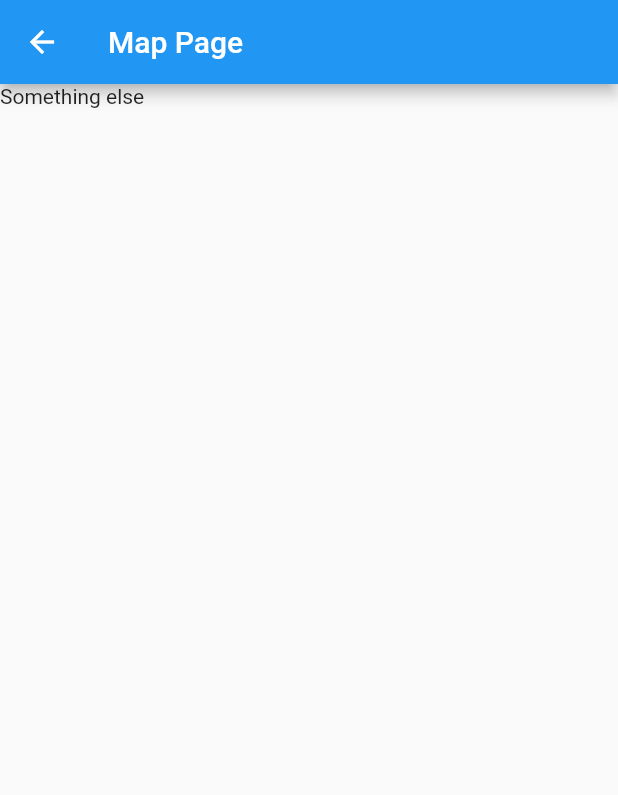
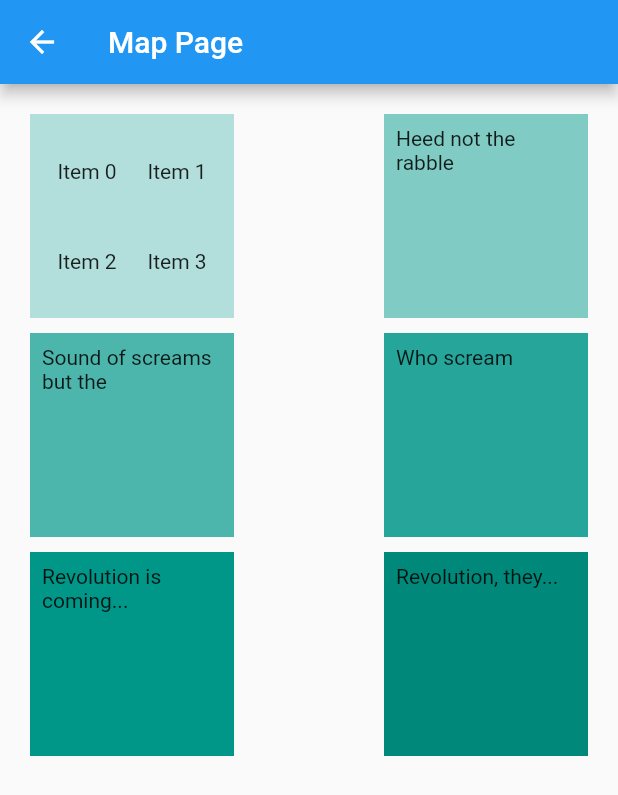
Before and after one commit to txconvergent/f19-sus-green, a Flutter app: the SubPage screen opened directly, on a phone screen of 412 x 824 dp. Shown: the top 795 px of the screen. Run offline on Flutter 3.47's test engine with Material 2 defaults, Android fonts, the phone set to English and light mode, and no system bars.

Commit message:
adding GridView to second page
added gridview to the secondary page, which can eventually represent lots. includes experimenting w different types of grids

```diff
--- a/lib/main.dart
+++ b/lib/main.dart
@@ -1,4 +1,5 @@
 import 'package:flutter/material.dart';
+
 void main() => runApp(App());
 class App extends StatelessWidget {
   @override
@@ -47,7 +48,7 @@
       appBar: new AppBar(
         title: new Text("Map Page"),
       ),
-      body: new Text("Something else"),
+      body: grid(),
     );
   }
 }
@@ -59,3 +60,66 @@
               builder: (context) => SubPage(),
             ));
       }
+
+  class grid1 extends StatelessWidget{
+    Widget build (BuildContext context){
+      return new GridView.count(
+  // Create a grid with 2 columns. If you change the scrollDirection to
+  // horizontal, this produces 2 rows.
+  crossAxisCount: 2,
+  // Generate 100 widgets that display their index in the List.
+  children: List.generate(100, (index) {
+    return Center(
+      child: Text(
+        'Item $index',
+        //style: Theme.of(context).textTheme.headline,
+      ),
+    );
+  }),
+);
+    }
+  }
+
+  class grid extends StatelessWidget{
+  Widget build (BuildContext ctxt) {
+  return new GridView.count(
+  primary: false,
+  padding: const EdgeInsets.all(20),
+  crossAxisSpacing: 100,
+  mainAxisSpacing: 10,
+  crossAxisCount: 2,
+  children: <Widget>[
+    Container(
+      padding: const EdgeInsets.all(8),
+      child: grid1(),
+      color: Colors.teal[100],
+    ),
+    Container(
+      padding: const EdgeInsets.all(8),
+      child: const Text('Heed not the rabble'),
+      color: Colors.teal[200],
+    ),
+    Container(
+      padding: const EdgeInsets.all(8),
+      child: const Text('Sound of screams but the'),
+      color: Colors.teal[300],
+    ),
+    Container(
+      padding: const EdgeInsets.all(8),
+      child: const Text('Who scream'),
+      color: Colors.teal[400],
+    ),
+    Container(
+      padding: const EdgeInsets.all(8),
+      child: const Text('Revolution is coming...'),
+      color: Colors.teal[500],
+    ),
+    Container(
+      padding: const EdgeInsets.all(8),
+      child: const Text('Revolution, they...'),
+      color: Colors.teal[600],
+    ),
+  ],
+);
+  }
+  }
```
Also changed, not shown: 18 other files.
